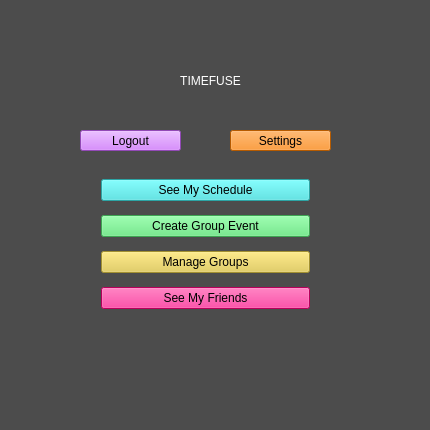
Above: home_screen.ui from allenh1/timefuse-client before the change. Below: the same form after it.
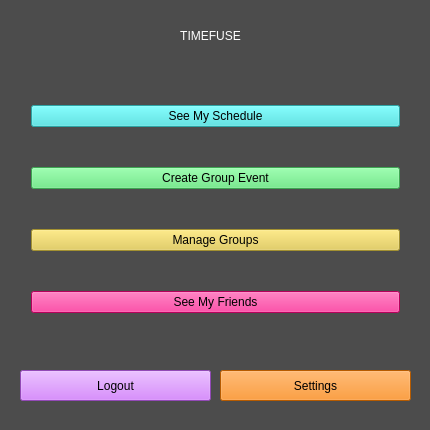
That is the form after the change.

The edit to the form file:
```diff
--- a/home_screen.ui
+++ b/home_screen.ui
@@ -20,10 +20,10 @@
   <widget class="QWidget" name="gridLayoutWidget">
    <property name="geometry">
     <rect>
-     <x>90</x>
-     <y>160</y>
-     <width>231</width>
-     <height>171</height>
+     <x>20</x>
+     <y>60</y>
+     <width>391</width>
+     <height>301</height>
     </rect>
    </property>
    <layout class="QGridLayout" name="gridLayout">
@@ -76,10 +76,10 @@
   <widget class="QPushButton" name="account_settings">
    <property name="geometry">
     <rect>
-     <x>230</x>
-     <y>130</y>
-     <width>101</width>
-     <height>21</height>
+     <x>220</x>
+     <y>370</y>
+     <width>191</width>
+     <height>31</height>
     </rect>
    </property>
    <property name="styleSheet">
@@ -94,10 +94,10 @@
   <widget class="QLabel" name="timefuse">
    <property name="geometry">
     <rect>
-     <x>0</x>
-     <y>60</y>
-     <width>421</width>
-     <height>41</height>
+     <x>130</x>
+     <y>20</y>
+     <width>161</width>
+     <height>31</height>
     </rect>
    </property>
    <property name="styleSheet">
@@ -114,10 +114,10 @@
   <widget class="QPushButton" name="logout_button">
    <property name="geometry">
     <rect>
-     <x>80</x>
-     <y>130</y>
-     <width>101</width>
-     <height>21</height>
+     <x>20</x>
+     <y>370</y>
+     <width>191</width>
+     <height>31</height>
     </rect>
    </property>
    <property name="styleSheet">
```
Left out of the diff: 4 changed lines with no effect on the pictures.
